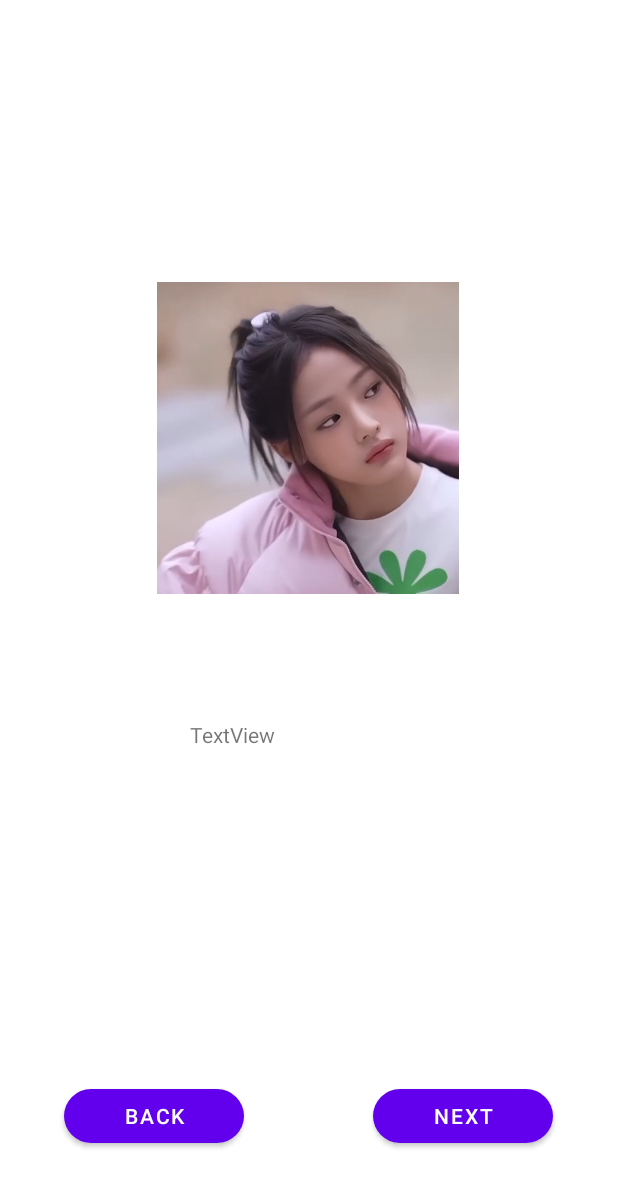
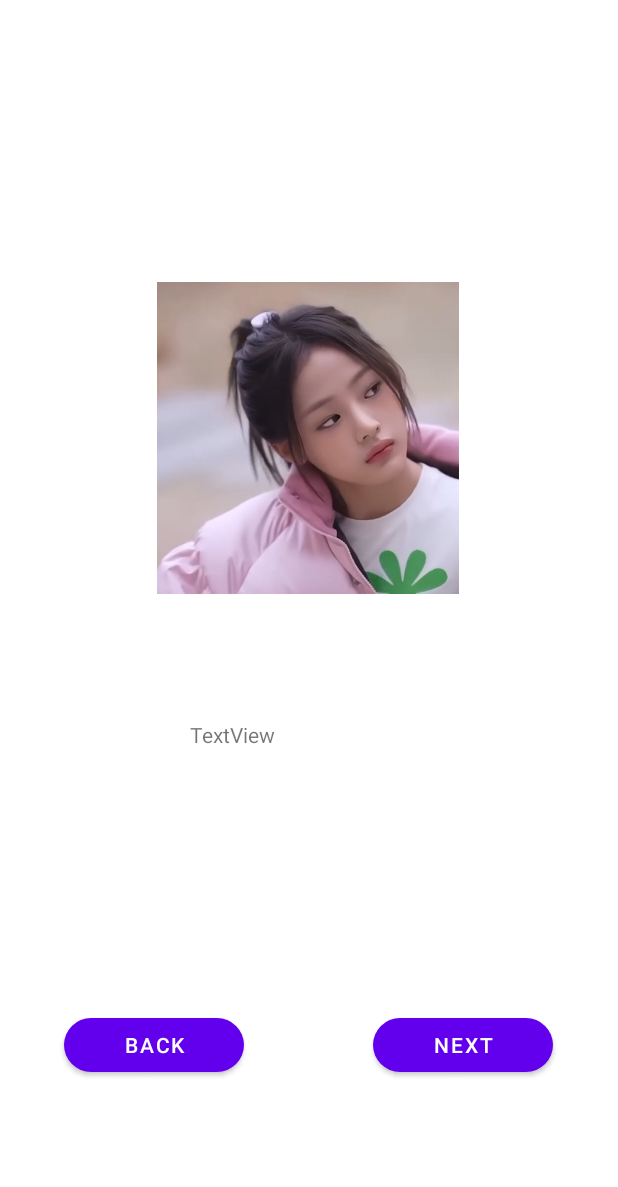
Before and after one commit to ignatiusbarry69/trasholution, an Android app: the screen it shows after launch (OnboardActivity), after a tap on "NEXT", on a phone screen of 412 x 824 dp. Shown: the top 1187 px of the screen. Run offline under Robolectric (Android 15) with nearby library versions, the phone set to English and light mode, and no system bars.

Commit message:
onboard behavior done

```diff
--- a/app/src/main/java/capstone/project/trasholution/ui/onboard/OnboardActivity.kt
+++ b/app/src/main/java/capstone/project/trasholution/ui/onboard/OnboardActivity.kt
@@ -1,4 +1,5 @@
 package capstone.project.trasholution.ui.onboard
+
 
 import android.content.Intent
 import android.os.Build
@@ -7,6 +8,7 @@ import android.os.Bundle
 import android.util.Log
 import android.view.WindowInsets
 import android.view.WindowManager
+import androidx.core.content.ContentProviderCompat.requireContext
 import androidx.fragment.app.commit
 import androidx.viewpager2.widget.ViewPager2
 import capstone.project.trasholution.R
@@ -27,16 +29,6 @@ class OnboardActivity : AppCompatActivity() {
     }
 
     private fun setupView(){
-//        val fragmentManager = supportFragmentManager
-//        val onboardFragment = OnboardFragment()
-//        val fragment = fragmentManager.findFragmentByTag(OnboardFragment::class.java.simpleName)
-//
-//        if (fragment !is OnboardFragment) {
-//            fragmentManager.commit {
-//                add(R.id.frame_container2, onboardFragment, OnboardFragment::class.java.simpleName)
-//            }
-//        }
-
         //view pager 2
         val sectionsPagerAdapter = SectionsPagerAdapter(this)
         val viewPager: ViewPager2 = binding!!.viewPager
@@ -45,52 +37,60 @@ class OnboardActivity : AppCompatActivity() {
         //tab layout
         val tabs: TabLayout = binding!!.tabs
 
-//        tabs.selectTab(binding?.tabs?.getTabAt(1))
-//        val selectedPosition = tabs.selectedTabPosition
+        binding?.btnLeft?.text = "SKIP"
+        binding?.btnRight?.text = "NEXT"
 
         TabLayoutMediator(tabs, viewPager){tab, position ->
             tab.text = position.toString()
         }.attach()
 
-//        if (selectedPosition == 0) {
-//            binding?.btnLeft?.text = "SKIP"
-//            binding?.btnLeft?.setOnClickListener {
-//                val intent = Intent(this, LoginActivity::class.java)
-//                startActivity(intent)
-//            }
-//            binding?.btnRight?.text = "NEXT"
-//            binding?.btnRight?.setOnClickListener {
-//                val tabLayout = this.findViewById(R.id.tabs) as TabLayout
-//                val tab = tabLayout.getTabAt(1)
-//                tab!!.select()
-//            }
-//        }else if(selectedPosition == 1){
-//            binding?.btnLeft?.text = "BACK"
-//            binding?.btnLeft?.setOnClickListener {
-//                val tabLayout = this.findViewById(R.id.tabs) as TabLayout
-//                val tab = tabLayout.getTabAt(0)
-//                tab!!.select()
-//            }
-//            binding?.btnRight?.text = "NEXT"
-//            binding?.btnRight?.setOnClickListener {
-//                val tabLayout = this.findViewById(R.id.tabs) as TabLayout
-//                val tab = tabLayout.getTabAt(2)
-//                tab!!.select()
-//            }
-//
-//        }else{
-//            binding?.btnLeft?.text = selectedPosition.toString()
-//            binding?.btnLeft?.setOnClickListener {
-//                val tabLayout = this.findViewById(R.id.tabs) as TabLayout
-//                val tab = tabLayout.getTabAt(1)
-//                tab!!.select()
-//            }
-//            binding?.btnRight?.text = "START"
-//            binding?.btnRight?.setOnClickListener {
-//                val intent = Intent(this, LoginActivity::class.java)
-//                startActivity(intent)
-//            }
-//        }
+        tabs.addOnTabSelectedListener(object : TabLayout.OnTabSelectedListener {
+            override fun onTabSelected(tab: TabLayout.Tab) {
+                val position = tab.position // Get the selected tab position
+
+                // Update button behavior based on the selected tab position
+                if (position == 0) {
+                    binding?.btnLeft?.text = "SKIP"
+                    binding?.btnRight?.text = "NEXT"
+                } else if (position == 1) {
+                    binding?.btnLeft?.text = "BACK"
+                    binding?.btnRight?.text = "NEXT"
+                } else {
+                    binding?.btnLeft?.text = "BACK"
+                    binding?.btnRight?.text = "START"
+                }
+            }
+
+            override fun onTabUnselected(tab: TabLayout.Tab) {
+                // Not needed for your implementation
+            }
+
+            override fun onTabReselected(tab: TabLayout.Tab) {
+                // Not needed for your implementation
+            }
+        })
+
+        // Set click listeners for the buttons
+        binding?.btnLeft?.setOnClickListener {
+            val previousTab = tabs.getTabAt(tabs.selectedTabPosition - 1)
+            previousTab?.select()
+
+            if (binding?.btnLeft?.text == "SKIP") {
+                val intent = Intent(this, LoginActivity::class.java)
+                startActivity(intent)
+            }
+        }
+
+        binding?.btnRight?.setOnClickListener {
+            val nextTab = tabs.getTabAt(tabs.selectedTabPosition + 1)
+            nextTab?.select()
+
+            if (binding?.btnRight?.text == "START") {
+                val intent = Intent(this, LoginActivity::class.java)
+                startActivity(intent)
+            }
+
+        }
 
         supportActionBar?.elevation = 0f
 
--- a/app/src/main/java/capstone/project/trasholution/ui/onboard/OnboardFragment.kt
+++ b/app/src/main/java/capstone/project/trasholution/ui/onboard/OnboardFragment.kt
@@ -1,17 +1,12 @@
 package capstone.project.trasholution.ui.onboard
 
-
-import android.content.Intent
 import android.os.Bundle
 import android.view.LayoutInflater
 import android.view.View
 import android.view.ViewGroup
 import androidx.appcompat.app.AppCompatActivity
 import androidx.fragment.app.Fragment
-import capstone.project.trasholution.R
 import capstone.project.trasholution.databinding.FragmentOnboardBinding
-import capstone.project.trasholution.ui.login.LoginActivity
-import com.google.android.material.tabs.TabLayout
 
 
 class OnboardFragment : Fragment() {
@@ -32,43 +27,11 @@ class OnboardFragment : Fragment() {
             position = it.getInt(POSITION).toString()
         }
         if (this.position == "1") {
-            binding?.btnLeft?.text = "SKIP"
-            binding?.btnLeft?.setOnClickListener {
-                val intent = Intent(activity, LoginActivity::class.java)
-                startActivity(intent)
-            }
-            binding?.btnRight?.text = "NEXT"
-            binding?.btnRight?.setOnClickListener {
-                val tabLayout = activity.findViewById(R.id.tabs) as TabLayout
-                val tab = tabLayout.getTabAt(1)
-                tab!!.select()
-            }
+            //ki ngko nggo ngatur isine di statis ning kene wae
         }else if(this.position == "2"){
-            binding?.btnLeft?.text = "BACK"
-            binding?.btnLeft?.setOnClickListener {
-                val tabLayout = activity.findViewById(R.id.tabs) as TabLayout
-                val tab = tabLayout.getTabAt(0)
-                tab!!.select()
-            }
-            binding?.btnRight?.text = "NEXT"
-            binding?.btnRight?.setOnClickListener {
-                val tabLayout = activity.findViewById(R.id.tabs) as TabLayout
-                val tab = tabLayout.getTabAt(2)
-                tab!!.select()
-            }
 
-        }else{
-            binding?.btnLeft?.text = "BACK"
-            binding?.btnLeft?.setOnClickListener {
-                val tabLayout = activity.findViewById(R.id.tabs) as TabLayout
-                val tab = tabLayout.getTabAt(1)
-                tab!!.select()
-            }
-            binding?.btnRight?.text = "START"
-            binding?.btnRight?.setOnClickListener {
-                val intent = Intent(activity, LoginActivity::class.java)
-                startActivity(intent)
-            }
+        }else {
+
         }
     }
 
--- a/app/src/main/res/layout/activity_onboard.xml
+++ b/app/src/main/res/layout/activity_onboard.xml
@@ -6,29 +6,29 @@
     android:layout_height="match_parent"
     tools:context=".ui.onboard.OnboardActivity">
 
-<!--    <com.google.android.material.button.MaterialButton-->
-<!--        android:id="@+id/btn_left"-->
-<!--        android:layout_width="120dp"-->
-<!--        android:layout_height="wrap_content"-->
-<!--        tools:text="Button"-->
+    <com.google.android.material.button.MaterialButton
+        android:id="@+id/btn_left"
+        android:layout_width="120dp"
+        android:layout_height="wrap_content"
+        tools:text="Button"
 
-<!--        app:cornerRadius="18dp"-->
-<!--        app:layout_constraintBottom_toBottomOf="@+id/view_pager"-->
-<!--        app:layout_constraintEnd_toStartOf="@+id/guideline"-->
-<!--        app:layout_constraintStart_toStartOf="parent"-->
-<!--        app:layout_constraintTop_toTopOf="@+id/guideline2" />-->
+        app:cornerRadius="18dp"
+        app:layout_constraintBottom_toBottomOf="@+id/view_pager"
+        app:layout_constraintEnd_toStartOf="@+id/guideline"
+        app:layout_constraintStart_toStartOf="parent"
+        app:layout_constraintTop_toTopOf="@+id/guideline2" />
 
-<!--    <com.google.android.material.button.MaterialButton-->
-<!--        android:id="@+id/btn_right"-->
+    <com.google.android.material.button.MaterialButton
+        android:id="@+id/btn_right"
 
-<!--        app:cornerRadius="18dp"-->
-<!--        android:layout_width="120dp"-->
-<!--        android:layout_height="wrap_content"-->
-<!--        tools:text="Button"-->
-<!--        app:layout_constraintBottom_toBottomOf="parent"-->
-<!--        app:layout_constraintEnd_toEndOf="parent"-->
-<!--        app:layout_constraintStart_toStartOf="@+id/guideline"-->
-<!--        app:layout_constraintTop_toTopOf="@+id/guideline2" />-->
+        app:cornerRadius="18dp"
+        android:layout_width="120dp"
+        android:layout_height="wrap_content"
+        tools:text="Button"
+        app:layout_constraintBottom_toBottomOf="parent"
+        app:layout_constraintEnd_toEndOf="parent"
+        app:layout_constraintStart_toStartOf="@+id/guideline"
+        app:layout_constraintTop_toTopOf="@+id/guideline2" />
 
     <androidx.viewpager2.widget.ViewPager2
         android:id="@+id/view_pager"
@@ -62,19 +62,19 @@
         android:layout_width="match_parent"
         android:layout_height="match_parent" />
 
-<!--    <androidx.constraintlayout.widget.Guideline-->
-<!--        android:id="@+id/guideline"-->
-<!--        android:layout_width="wrap_content"-->
-<!--        android:layout_height="wrap_content"-->
-<!--        android:orientation="vertical"-->
-<!--        app:layout_constraintGuide_begin="205dp" />-->
+    <androidx.constraintlayout.widget.Guideline
+        android:id="@+id/guideline"
+        android:layout_width="wrap_content"
+        android:layout_height="wrap_content"
+        android:orientation="vertical"
+        app:layout_constraintGuide_begin="205dp" />
 
-<!--    <androidx.constraintlayout.widget.Guideline-->
-<!--        android:id="@+id/guideline2"-->
-<!--        android:layout_width="wrap_content"-->
-<!--        android:layout_height="wrap_content"-->
-<!--        android:orientation="horizontal"-->
-<!--        app:layout_constraintGuide_begin="569dp" />-->
+    <androidx.constraintlayout.widget.Guideline
+        android:id="@+id/guideline2"
+        android:layout_width="wrap_content"
+        android:layout_height="wrap_content"
+        android:orientation="horizontal"
+        app:layout_constraintGuide_begin="569dp" />
 
 
 </androidx.constraintlayout.widget.ConstraintLayout>
--- a/app/src/main/res/layout/fragment_onboard.xml
+++ b/app/src/main/res/layout/fragment_onboard.xml
@@ -5,28 +5,6 @@
     android:layout_width="match_parent"
     android:layout_height="match_parent"
     tools:context=".ui.onboard.OnboardFragment">
-
-    <com.google.android.material.button.MaterialButton
-        android:id="@+id/btn_left"
-        android:layout_width="120dp"
-        android:layout_height="wrap_content"
-        android:layout_marginBottom="56dp"
-        app:cornerRadius="18dp"
-        app:layout_constraintBottom_toBottomOf="parent"
-        app:layout_constraintEnd_toStartOf="@+id/guideline"
-        app:layout_constraintStart_toStartOf="parent"
-        tools:text="Button" />
-
-    <com.google.android.material.button.MaterialButton
-        android:id="@+id/btn_right"
-        android:layout_width="120dp"
-        android:layout_height="wrap_content"
-        android:layout_marginBottom="56dp"
-        app:cornerRadius="18dp"
-        app:layout_constraintBottom_toBottomOf="parent"
-        app:layout_constraintEnd_toEndOf="parent"
-        app:layout_constraintStart_toStartOf="@+id/guideline"
-        tools:text="Button" />
 
     <ImageView
         android:id="@+id/imageView2"
```
Also changed, not shown: app/src/main/java/capstone/project/trasholution/ui/login/LoginActivity.kt (+10 -1 lines).
